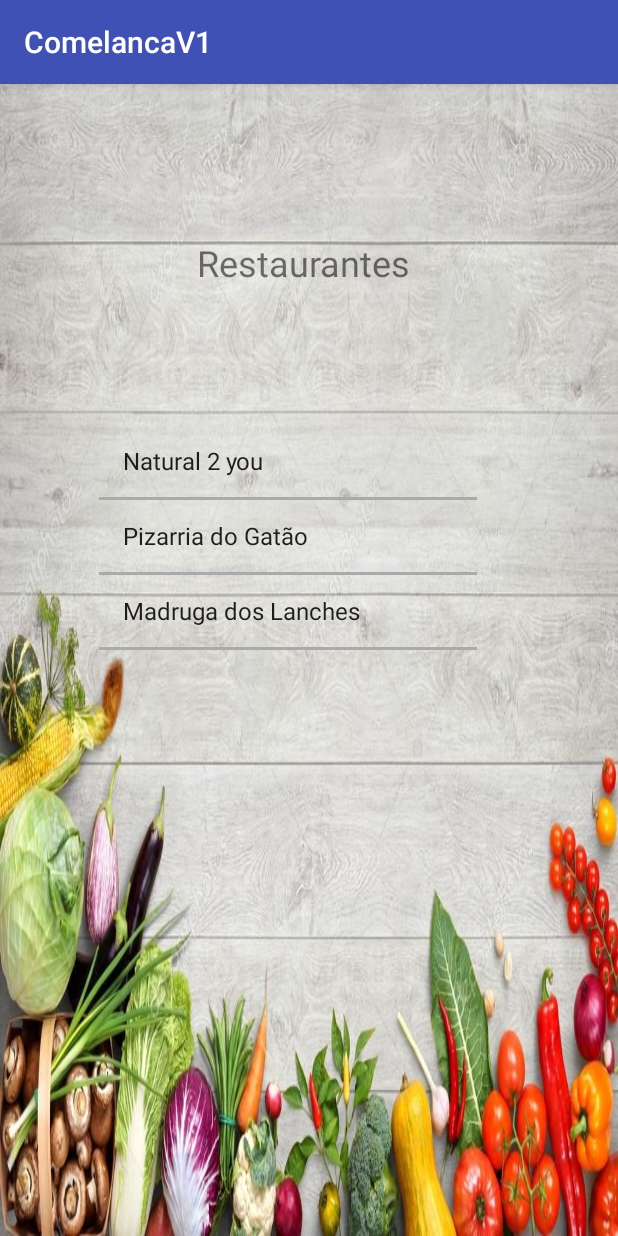
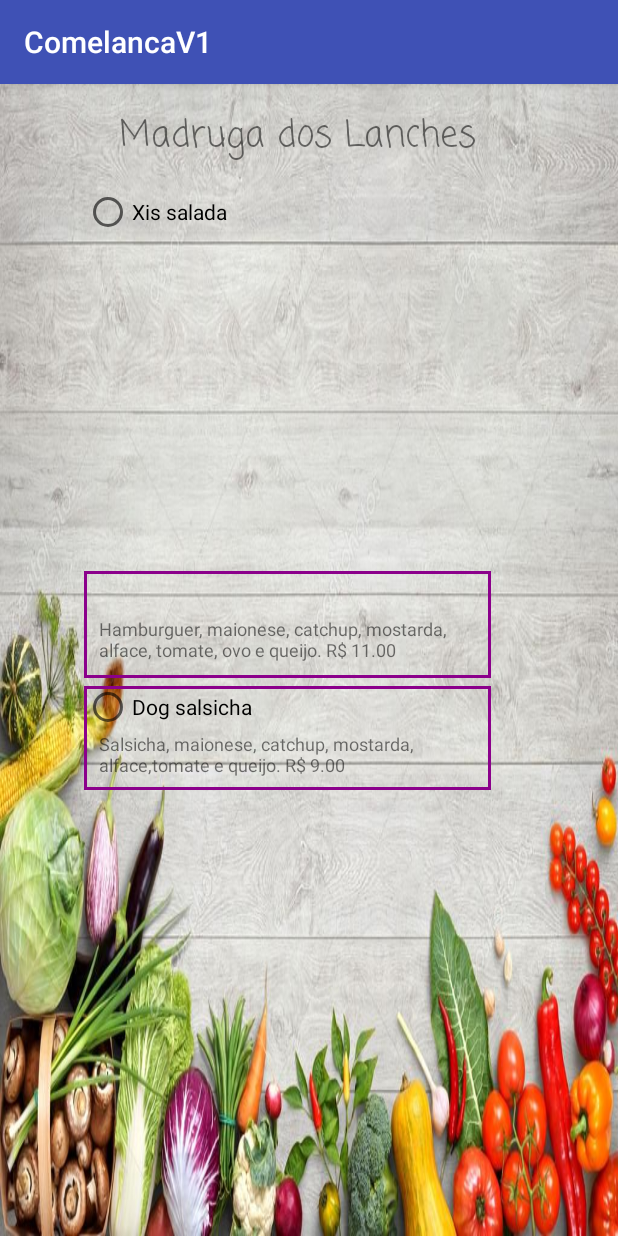
Before and after one commit to jsrrocha/ComelancaV1, an Android app: the ListRestaurantActivity screen opened directly, with no data from a screen before it, after a tap on "Madruga dos Lanches", on a phone screen of 412 x 824 dp. Run offline under Robolectric (Android 15) with nearby library versions, the phone set to English and light mode, and no system bars.

Commit message:
Finish pages of menu

```diff
--- a/app/src/main/AndroidManifest.xml
+++ b/app/src/main/AndroidManifest.xml
@@ -20,7 +20,8 @@
         <activity android:name=".AddressActivity" />
         <activity android:name=".SignUpActivity" />
         <activity android:name=".PizzariaGataoActivity" />
-        <activity android:name=".Natural2youAcitivity"></activity>
+        <activity android:name=".Natural2youAcitivity" />
+        <activity android:name=".MadrugaLanchesActivity"></activity>
     </application>
 
 </manifest>
--- a/app/src/main/java/com/example/jessica/comelancav1/ListRestaurantActivity.java
+++ b/app/src/main/java/com/example/jessica/comelancav1/ListRestaurantActivity.java
@@ -40,6 +40,9 @@ public class ListRestaurantActivity extends AppCompatActivity {
                 }else if(position == 1) {
                     Intent intent = new Intent(ListRestaurantActivity.this, PizzariaGataoActivity.class);
                     startActivity(intent);
+                }else if(position==2){
+                    Intent intent = new Intent(ListRestaurantActivity.this, MadrugaLanchesActivity.class);
+                    startActivity(intent);
                 }
             }
         });
--- /dev/null
+++ b/app/src/main/java/com/example/jessica/comelancav1/MadrugaLanchesActivity.java
@@ -0,0 +1,13 @@
+package com.example.jessica.comelancav1;
+
+import android.support.v7.app.AppCompatActivity;
+import android.os.Bundle;
+
+public class MadrugaLanchesActivity extends AppCompatActivity {
+
+    @Override
+    protected void onCreate(Bundle savedInstanceState) {
+        super.onCreate(savedInstanceState);
+        setContentView(R.layout.activity_madruga_lanches);
+    }
+}
--- /dev/null
+++ b/app/src/main/res/layout/activity_madruga_lanches.xml
@@ -0,0 +1,86 @@
+<?xml version="1.0" encoding="utf-8"?>
+<android.support.constraint.ConstraintLayout xmlns:android="http://schemas.android.com/apk/res/android"
+    xmlns:app="http://schemas.android.com/apk/res-auto"
+    xmlns:tools="http://schemas.android.com/tools"
+    android:layout_width="match_parent"
+    android:layout_height="match_parent"
+    android:background="@drawable/background1"
+    tools:context=".MadrugaLanchesActivity">
+
+    <TextView
+        android:id="@+id/textVeg6"
+        android:layout_width="271dp"
+        android:layout_height="71dp"
+        android:layout_marginBottom="372dp"
+        android:layout_marginEnd="61dp"
+        android:layout_marginLeft="56dp"
+        android:layout_marginRight="61dp"
+        android:layout_marginStart="56dp"
+        android:layout_marginTop="11dp"
+        android:background="@drawable/border_view"
+        android:paddingLeft="10dp"
+        android:paddingTop="30dp"
+        android:text="Hamburguer, maionese, catchup, mostarda, alface, tomate, ovo e queijo. R$ 11.00"
+        android:textSize="12sp"
+        app:layout_constraintBottom_toBottomOf="parent"
+        app:layout_constraintEnd_toEndOf="parent"
+        app:layout_constraintHorizontal_bias="0.0"
+        app:layout_constraintStart_toStartOf="parent"
+        app:layout_constraintTop_toBottomOf="@+id/textViewMadruga"
+        app:layout_constraintVertical_bias="1.0" />
+
+    <RadioButton
+        android:id="@+id/radioButtonDog"
+        android:layout_width="wrap_content"
+        android:layout_height="27dp"
+        android:layout_marginLeft="56dp"
+        android:layout_marginStart="56dp"
+        android:layout_marginTop="5dp"
+        android:text="Dog salsicha"
+        app:layout_constraintStart_toStartOf="parent"
+        app:layout_constraintTop_toBottomOf="@+id/textVeg6" />
+
+    <TextView
+        android:id="@+id/textViewMadruga"
+        android:layout_width="253dp"
+        android:layout_height="41dp"
+        android:layout_marginBottom="38dp"
+        android:layout_marginEnd="64dp"
+        android:layout_marginLeft="64dp"
+        android:layout_marginRight="64dp"
+        android:layout_marginStart="64dp"
+        android:layout_marginTop="16dp"
+        android:text="Madruga dos Lanches"
+        android:textSize="24sp"
+        app:fontFamily="casual"
+        app:layout_constraintBottom_toTopOf="@+id/radioButtonMix"
+        app:layout_constraintEnd_toEndOf="parent"
+        app:layout_constraintStart_toStartOf="parent"
+        app:layout_constraintTop_toTopOf="parent" />
+
+    <TextView
+        android:id="@+id/textDog"
+        android:layout_width="271dp"
+        android:layout_height="69dp"
+        android:layout_marginLeft="56dp"
+        android:layout_marginStart="56dp"
+        android:layout_marginTop="5dp"
+        android:background="@drawable/border_view"
+        android:paddingLeft="10dp"
+        android:paddingTop="30dp"
+        android:text="Salsicha, maionese, catchup, mostarda, alface,tomate e queijo. R$ 9.00"
+        android:textSize="12sp"
+        app:layout_constraintStart_toStartOf="parent"
+        app:layout_constraintTop_toBottomOf="@+id/textVeg6" />
+
+    <RadioButton
+        android:id="@+id/radioButtonXis"
+        android:layout_width="wrap_content"
+        android:layout_height="33dp"
+        android:layout_marginLeft="56dp"
+        android:layout_marginStart="56dp"
+        android:layout_marginTop="11dp"
+        android:text="Xis salada"
+        app:layout_constraintStart_toStartOf="parent"
+        app:layout_constraintTop_toBottomOf="@+id/textViewMadruga" />
+</android.support.constraint.ConstraintLayout>
```
Also changed, not shown: app/src/main/res/layout/activity_natural2you_acitivity.xml (+39 -12 lines), app/src/main/res/layout/activity_pizzaria_gatao.xml (+34 -8 lines).
